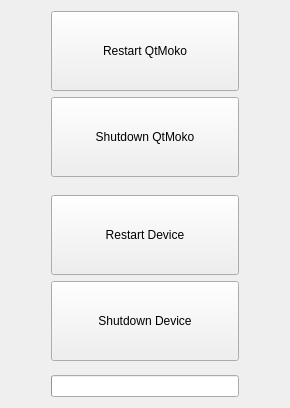
Old version of the form src/server/ui/shutdown/shutdown.ui in the repository goldelico/letux-qtmoko.
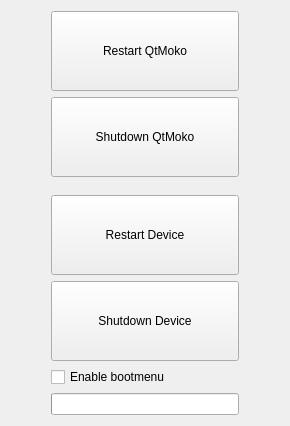
New version of the form.

Commit message: shutdown - implement bootmenu on GTA04

```diff
--- a/src/server/ui/shutdown/shutdown.ui
+++ b/src/server/ui/shutdown/shutdown.ui
@@ -143,6 +143,21 @@
            </property>
           </widget>
          </item>
+         <item>
+          <widget class="QCheckBox" name="bootmenuCheck">
+            <property name="geometry">
+            <rect>
+            <x>100</x>
+            <y>170</y>
+            <width>85</width>
+            <height>21</height>
+            </rect>
+            </property>
+            <property name="text">
+            <string>Enable bootmenu</string>
+            </property>
+           </widget>
+          </item>
         </layout>
        </widget>
       </item>
```
The commit also changes 2 other files.
